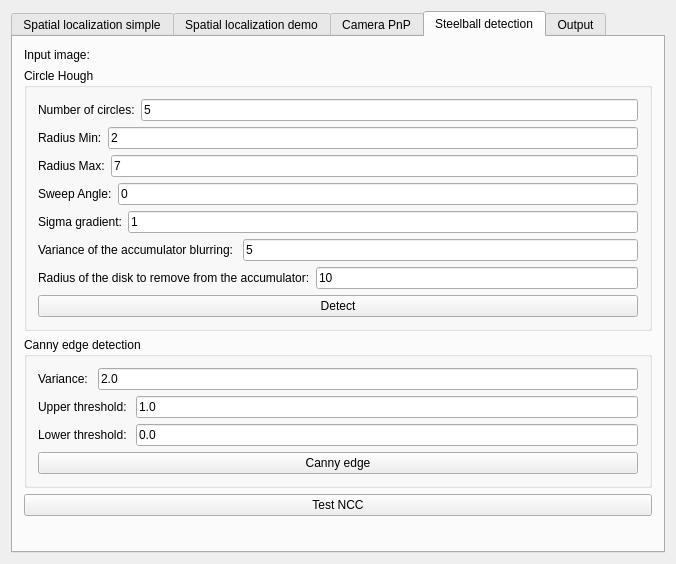
First picture: the form in Plugins/org.mitk.lancet.spinecarmregistration/src/internal/SpineCArmRegistrationControls.ui, repository zhaomengxiao/LancetMITK-Adition, before the edit.
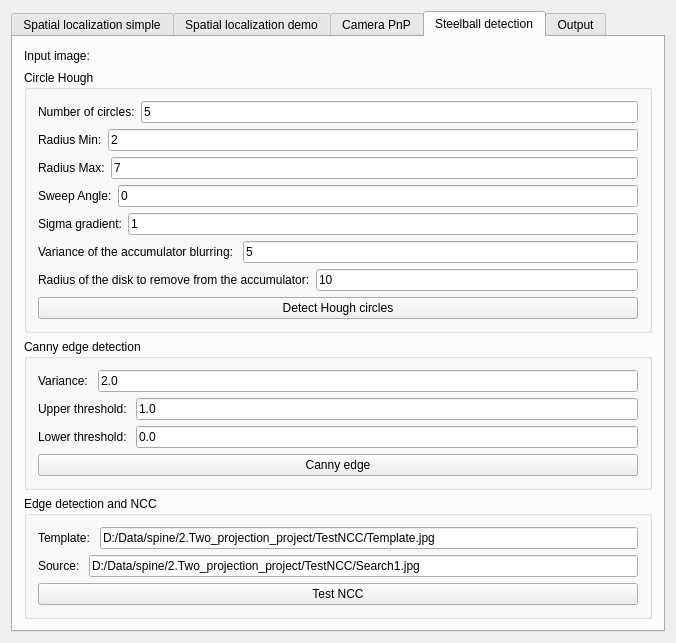
Second picture: the form after the edit. Custom widgets are drawn as their Qt base class.

Commit message: Edge detection and NCC fix

Diff of the .ui file:
```diff
--- a/Plugins/org.mitk.lancet.spinecarmregistration/src/internal/SpineCArmRegistrationControls.ui
+++ b/Plugins/org.mitk.lancet.spinecarmregistration/src/internal/SpineCArmRegistrationControls.ui
@@ -7,7 +7,7 @@
     <x>0</x>
     <y>0</y>
     <width>676</width>
-    <height>564</height>
+    <height>595</height>
    </rect>
   </property>
   <property name="minimumSize">
@@ -19,8 +19,8 @@
   <property name="windowTitle">
    <string>QmitkTemplate</string>
   </property>
-  <layout class="QHBoxLayout" name="horizontalLayout_31">
-   <item>
+  <layout class="QGridLayout" name="gridLayout_20">
+   <item row="0" column="0">
     <widget class="QTabWidget" name="tabWidget">
      <property name="currentIndex">
       <number>3</number>
@@ -900,20 +900,7 @@
       <attribute name="title">
        <string>Steelball detection</string>
       </attribute>
-      <layout class="QGridLayout" name="gridLayout_19">
-       <item row="4" column="0">
-        <spacer name="verticalSpacer_2">
-         <property name="orientation">
-          <enum>Qt::Vertical</enum>
-         </property>
-         <property name="sizeHint" stdset="0">
-          <size>
-           <width>20</width>
-           <height>40</height>
-          </size>
-         </property>
-        </spacer>
-       </item>
+      <layout class="QGridLayout" name="gridLayout_21">
        <item row="0" column="0">
         <layout class="QHBoxLayout" name="horizontalLayout_33">
          <item>
@@ -932,76 +919,6 @@
          </item>
         </layout>
        </item>
-       <item row="2" column="0">
-        <widget class="QGroupBox" name="groupBox_16">
-         <property name="title">
-          <string>Canny edge detection</string>
-         </property>
-         <layout class="QGridLayout" name="gridLayout_18">
-          <item row="0" column="0">
-           <layout class="QHBoxLayout" name="horizontalLayout_40">
-            <item>
-             <widget class="QLabel" name="label_46">
-              <property name="text">
-               <string>Variance: </string>
-              </property>
-             </widget>
-            </item>
-            <item>
-             <widget class="QLineEdit" name="lineEdit_cannyVariance">
-              <property name="text">
-               <string>2.0</string>
-              </property>
-             </widget>
-            </item>
-           </layout>
-          </item>
-          <item row="1" column="0">
-           <layout class="QHBoxLayout" name="horizontalLayout_41">
-            <item>
-             <widget class="QLabel" name="label_47">
-              <property name="text">
-               <string>Upper threshold: </string>
-              </property>
-             </widget>
-            </item>
-            <item>
-             <widget class="QLineEdit" name="lineEdit_cannyUpper">
-              <property name="text">
-               <string>1.0</string>
-              </property>
-             </widget>
-            </item>
-           </layout>
-          </item>
-          <item row="2" column="0">
-           <layout class="QHBoxLayout" name="horizontalLayout_42">
-            <item>
-             <widget class="QLabel" name="label_48">
-              <property name="text">
-               <string>Lower threshold: </string>
-              </property>
-             </widget>
-            </item>
-            <item>
-             <widget class="QLineEdit" name="lineEdit_cannyLower">
-              <property name="text">
-               <string>0.0</string>
-              </property>
-             </widget>
-            </item>
-           </layout>
-          </item>
-          <item row="3" column="0">
-           <widget class="QPushButton" name="pushButton_canny">
-            <property name="text">
-             <string>Canny edge</string>
-            </property>
-           </widget>
-          </item>
-         </layout>
-        </widget>
-       </item>
        <item row="1" column="0">
         <widget class="QGroupBox" name="groupBox_15">
          <property name="title">
@@ -1137,7 +1054,77 @@
           <item row="8" column="0">
            <widget class="QPushButton" name="pushButton_detectCircle">
             <property name="text">
-             <string>Detect</string>
+             <string>Detect Hough circles</string>
+            </property>
+           </widget>
+          </item>
+         </layout>
+        </widget>
+       </item>
+       <item row="2" column="0">
+        <widget class="QGroupBox" name="groupBox_16">
+         <property name="title">
+          <string>Canny edge detection</string>
+         </property>
+         <layout class="QGridLayout" name="gridLayout_18">
+          <item row="0" column="0">
+           <layout class="QHBoxLayout" name="horizontalLayout_40">
+            <item>
+             <widget class="QLabel" name="label_46">
+              <property name="text">
+               <string>Variance: </string>
+              </property>
+             </widget>
+            </item>
+            <item>
+             <widget class="QLineEdit" name="lineEdit_cannyVariance">
+              <property name="text">
+               <string>2.0</string>
+              </property>
+             </widget>
+            </item>
+           </layout>
+          </item>
+          <item row="1" column="0">
+           <layout class="QHBoxLayout" name="horizontalLayout_41">
+            <item>
+             <widget class="QLabel" name="label_47">
+              <property name="text">
+               <string>Upper threshold: </string>
+              </property>
+             </widget>
+            </item>
+            <item>
+             <widget class="QLineEdit" name="lineEdit_cannyUpper">
+              <property name="text">
+               <string>1.0</string>
+              </property>
+             </widget>
+            </item>
+           </layout>
+          </item>
+          <item row="2" column="0">
+           <layout class="QHBoxLayout" name="horizontalLayout_42">
+            <item>
+             <widget class="QLabel" name="label_48">
+              <property name="text">
+               <string>Lower threshold: </string>
+              </property>
+             </widget>
+            </item>
+            <item>
+             <widget class="QLineEdit" name="lineEdit_cannyLower">
+              <property name="text">
+               <string>0.0</string>
+              </property>
+             </widget>
+            </item>
+           </layout>
+          </item>
+          <item row="3" column="0">
+           <widget class="QPushButton" name="pushButton_canny">
+            <property name="text">
+             <string>Canny edge</string>
             </property>
            </widget>
           </item>
@@ -1145,10 +1132,55 @@
         </widget>
        </item>
        <item row="3" column="0">
-        <widget class="QPushButton" name="pushButton_testNCC">
-         <property name="text">
-          <string>Test NCC</string>
+        <widget class="QGroupBox" name="groupBox_17">
+         <property name="title">
+          <string>Edge detection and NCC</string>
          </property>
+         <layout class="QGridLayout" name="gridLayout_19">
+          <item row="0" column="0">
+           <layout class="QHBoxLayout" name="horizontalLayout_43">
+            <item>
+             <widget class="QLabel" name="label_49">
+              <property name="text">
+               <string>Template: </string>
+              </property>
+             </widget>
+            </item>
+            <item>
+             <widget class="QLineEdit" name="lineEdit_NccTemplate">
+              <property name="text">
+               <string>D:/Data/spine/2.Two_projection_project/TestNCC/Template.jpg</string>
+              </property>
+             </widget>
+            </item>
+           </layout>
+          </item>
+          <item row="1" column="0">
+           <layout class="QHBoxLayout" name="horizontalLayout_44">
+            <item>
+             <widget class="QLabel" name="label_50">
+              <property name="text">
+               <string>Source: </string>
+              </property>
+             </widget>
+            </item>
+            <item>
+             <widget class="QLineEdit" name="lineEdit_NccSource">
+              <property name="text">
+               <string>D:/Data/spine/2.Two_projection_project/TestNCC/Search1.jpg</string>
+              </property>
+             </widget>
+            </item>
+           </layout>
+          </item>
+          <item row="2" column="0">
+           <widget class="QPushButton" name="pushButton_testNCC">
+            <property name="text">
+             <string>Test NCC</string>
+            </property>
+           </widget>
+          </item>
+         </layout>
         </widget>
        </item>
       </layout>
```
The commit also changes 4 other files.
